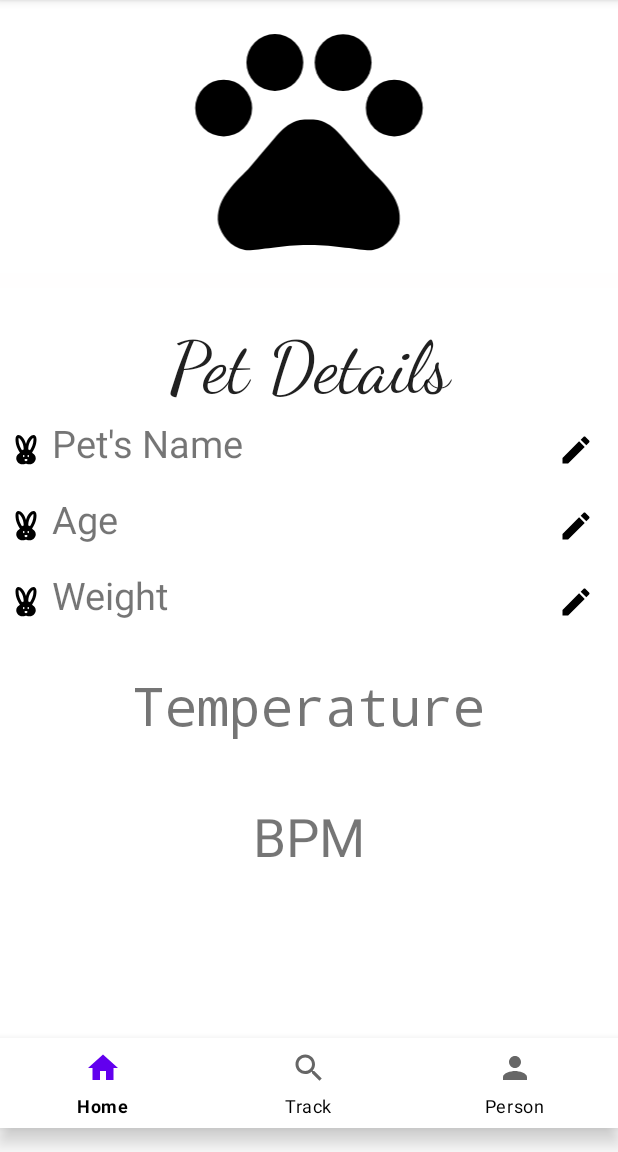
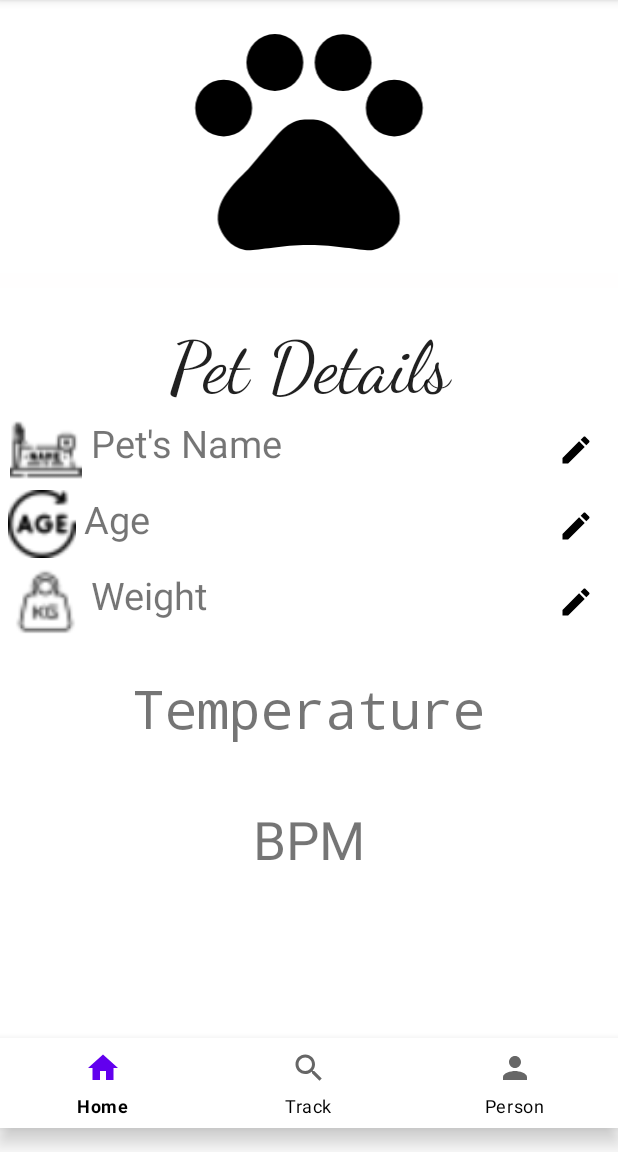
Before and after one commit to Young1290/FinalYearProject, an Android app: the HomeFragment screen opened directly, with no data from a screen before it, on a phone screen of 412 x 824 dp, the part 84-1236 px from its top. Run offline under Robolectric (Android 15) with nearby library versions, the phone set to English and light mode, and no system bars; our stand-ins replace Firebase (no records; nobody signed in at launch, a user with empty details on screens opened directly), Picasso; pictures from the network do not load; Roboto replaces fonts that are not available here; 3 statements that could not run were skipped.

Commit message:
ui design
all done

```diff
--- a/app/src/main/java/com/example/finalyearproject/HomeFragment.java
+++ b/app/src/main/java/com/example/finalyearproject/HomeFragment.java
@@ -54,7 +54,7 @@ public class HomeFragment extends AppCompatActivity {
         DatabaseReference databaseReference = firebaseDatabase.getReference(firebaseAuth.getUid()).child("pet");
         StorageReference storageReference = firebaseStorage.getReference();
         // Get the image stored on Firebase via "User id/Images/Profile Pic.jpg".
-        storageReference.child(firebaseAuth.getUid()).child("Images").child("Pet_Pic").getDownloadUrl().addOnSuccessListener(new OnSuccessListener<Uri>() {
+        storageReference.child(firebaseAuth.getUid()).child("Images").child("Pet_Pic.jpg").getDownloadUrl().addOnSuccessListener(new OnSuccessListener<Uri>() {
             @Override
             public void onSuccess(Uri uri) {
                 // Using "Picasso" (http://square.github.io/picasso/) after adding the dependency in the Gradle.
--- a/app/src/main/java/com/example/finalyearproject/PersonFragment.java
+++ b/app/src/main/java/com/example/finalyearproject/PersonFragment.java
@@ -56,7 +56,7 @@ public class PersonFragment extends AppCompatActivity {
         DatabaseReference databaseReference = firebaseDatabase.getReference(firebaseAuth.getUid());
         StorageReference storageReference = firebaseStorage.getReference();
         // Get the image stored on Firebase via "User id/Images/Profile Pic.jpg".
-        storageReference.child(firebaseAuth.getUid()).child("Images").child("Profile_Pic").getDownloadUrl().addOnSuccessListener(new OnSuccessListener<Uri>() {
+        storageReference.child(firebaseAuth.getUid()).child("Images").child("Profile_Pic.jpg").getDownloadUrl().addOnSuccessListener(new OnSuccessListener<Uri>() {
             @Override
             public void onSuccess(Uri uri) {
                 // Using "Picasso" (http://square.github.io/picasso/) after adding the dependency in the Gradle.
--- a/app/src/main/java/com/example/finalyearproject/TrackFragment.java
+++ b/app/src/main/java/com/example/finalyearproject/TrackFragment.java
@@ -70,8 +70,8 @@ public class TrackFragment extends AppCompatActivity {
             @Override
             public void onDataChange(DataSnapshot dataSnapshot) {
                 Track trackDetails = dataSnapshot.getValue(Track.class);
-                longitude.setText(trackDetails.getLongitude().toString());
-                latitude.setText(trackDetails.getLatitude().toString());
+                longitude.setText(trackDetails.getLongitude());
+                latitude.setText(trackDetails.getLatitude());
             }
 
             @Override
--- a/app/src/main/res/layout/activity_home_fragment.xml
+++ b/app/src/main/res/layout/activity_home_fragment.xml
@@ -69,13 +69,13 @@
 
                 <ImageView
                     android:id="@+id/imageViewPetName"
-                    android:layout_width="wrap_content"
+                    android:layout_width="50dp"
                     android:layout_height="match_parent"
                     android:layout_marginLeft="5dp"
                     android:layout_marginTop="1dp"
                     android:layout_marginRight="5dp"
                     android:layout_marginBottom="1dp"
-                    app:srcCompat="@drawable/ic_baseline_cruelty_free_24" />
+                    app:srcCompat="@drawable/name_1" />
 
                 <TextView
                     android:id="@+id/profile_petname_textView"
@@ -105,13 +105,13 @@
 
                 <ImageView
                     android:id="@+id/imageViewAge"
-                    android:layout_width="wrap_content"
-                    android:layout_height="match_parent"
+                    android:layout_width="45dp"
+                    android:layout_height="45dp"
                     android:layout_marginLeft="5dp"
                     android:layout_marginTop="1dp"
                     android:layout_marginRight="5dp"
                     android:layout_marginBottom="1dp"
-                    app:srcCompat="@drawable/ic_baseline_cruelty_free_24" />
+                    app:srcCompat="@drawable/age" />
 
                 <TextView
                     android:id="@+id/profile_age_textView"
@@ -141,13 +141,13 @@
 
                 <ImageView
                     android:id="@+id/imageViewWeight"
-                    android:layout_width="wrap_content"
-                    android:layout_height="match_parent"
+                    android:layout_width="50dp"
+                    android:layout_height="50dp"
                     android:layout_marginLeft="5dp"
                     android:layout_marginTop="1dp"
                     android:layout_marginRight="5dp"
                     android:layout_marginBottom="1dp"
-                    app:srcCompat="@drawable/ic_baseline_cruelty_free_24" />
+                    app:srcCompat="@drawable/weight_1" />
 
                 <TextView
                     android:id="@+id/profile_weight_textView"
--- a/app/src/main/res/layout/activity_track_fragment.xml
+++ b/app/src/main/res/layout/activity_track_fragment.xml
@@ -65,8 +65,8 @@
 
     <androidx.core.widget.NestedScrollView
         android:id="@+id/nestedScrollView"
-        android:layout_width="416dp"
-        android:layout_height="347dp"
+        android:layout_width="360dp"
+        android:layout_height="352dp"
         app:layout_behavior="android.support.design.widget.AppBarLayout$ScrollingViewBehavior"
         app:layout_constraintBottom_toBottomOf="parent"
         app:layout_constraintEnd_toEndOf="parent"
@@ -94,6 +94,7 @@
                 android:id="@+id/Latitude"
                 android:layout_width="match_parent"
                 android:layout_height="wrap_content"
+                android:drawableLeft="@drawable/latitude_1"
                 android:fontFamily="sans-serif-medium"
                 android:gravity="center_horizontal"
                 android:text="Latitude"
@@ -104,6 +105,7 @@
                 android:id="@+id/Longtitude"
                 android:layout_width="match_parent"
                 android:layout_height="wrap_content"
+                android:drawableLeft="@drawable/longitude_1"
                 android:fontFamily="sans-serif-medium"
                 android:gravity="center_horizontal"
                 android:text="Longitude"
```
Also changed, not shown: app/src/main/java/com/example/finalyearproject/Track.java (+5 -5 lines), app/src/main/res/layout/activity_bpm.xml (+14 -8 lines), app/src/main/res/layout/activity_temperature.xml (+16 -9 lines), app/src/main/res/drawable-v24/latitude_1.png (added), app/src/main/res/drawable-v24/longitude_1.png (added), app/src/main/res/drawable/age.png (added), app/src/main/res/drawable/name_1.png (added), app/src/main/res/drawable/weight_1.png (added).
